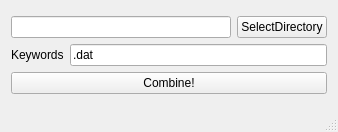
This is mainwindow.ui in okdshin/QFileCombiner as Qt 5 draws it before an edit. The edited form follows.
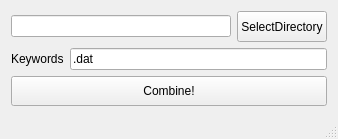
This is the edited form.

```diff
--- a/mainwindow.ui
+++ b/mainwindow.ui
@@ -7,7 +7,7 @@
     <x>0</x>
     <y>0</y>
     <width>338</width>
-    <height>132</height>
+    <height>139</height>
    </rect>
   </property>
   <property name="windowTitle">
@@ -24,6 +24,12 @@
           <property name="enabled">
            <bool>true</bool>
           </property>
+          <property name="sizePolicy">
+           <sizepolicy hsizetype="Expanding" vsizetype="Fixed">
+            <horstretch>0</horstretch>
+            <verstretch>0</verstretch>
+           </sizepolicy>
+          </property>
           <property name="readOnly">
            <bool>true</bool>
           </property>
@@ -31,9 +37,27 @@
         </item>
         <item>
          <widget class="QPushButton" name="directory_select_button">
+          <property name="sizePolicy">
+           <sizepolicy hsizetype="Minimum" vsizetype="Minimum">
+            <horstretch>0</horstretch>
+            <verstretch>0</verstretch>
+           </sizepolicy>
+          </property>
           <property name="text">
            <string>SelectDirectory</string>
           </property>
+          <property name="autoRepeat">
+           <bool>false</bool>
+          </property>
+          <property name="autoExclusive">
+           <bool>false</bool>
+          </property>
+          <property name="autoDefault">
+           <bool>true</bool>
+          </property>
+          <property name="flat">
+           <bool>false</bool>
+          </property>
          </widget>
         </item>
        </layout>
@@ -42,6 +66,12 @@
        <layout class="QHBoxLayout" name="horizontalLayout_2">
         <item>
          <widget class="QLabel" name="label">
+          <property name="sizePolicy">
+           <sizepolicy hsizetype="Preferred" vsizetype="Minimum">
+            <horstretch>0</horstretch>
+            <verstretch>0</verstretch>
+           </sizepolicy>
+          </property>
           <property name="text">
            <string>Keywords</string>
           </property>
@@ -49,6 +79,12 @@
         </item>
         <item>
          <widget class="QLineEdit" name="keyword_line_edit">
+          <property name="sizePolicy">
+           <sizepolicy hsizetype="Expanding" vsizetype="Fixed">
+            <horstretch>0</horstretch>
+            <verstretch>0</verstretch>
+           </sizepolicy>
+          </property>
           <property name="text">
            <string>.dat</string>
           </property>
@@ -59,7 +95,7 @@
       <item>
        <widget class="QPushButton" name="combine_button">
         <property name="sizePolicy">
-         <sizepolicy hsizetype="Minimum" vsizetype="Fixed">
+         <sizepolicy hsizetype="Minimum" vsizetype="Minimum">
           <horstretch>0</horstretch>
           <verstretch>0</verstretch>
          </sizepolicy>
```
Left out of the diff: 28 changed lines with no effect on the pictures.
